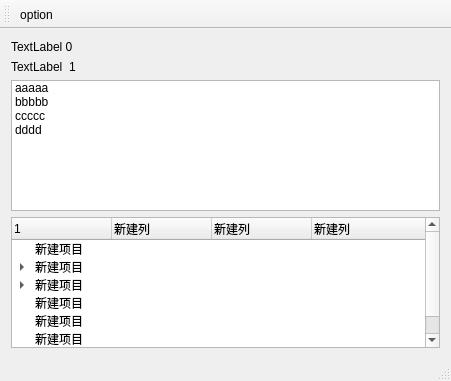
First picture: the form in App/AppOptionTest/optionmainwindow.ui, repository tiangaomingjing/ServoDriveTech, before the edit.
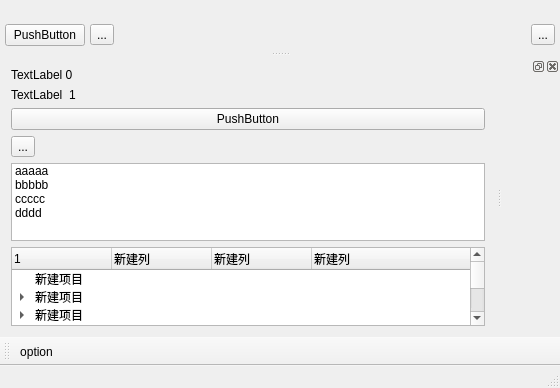
Second picture: the form after the edit.

Patch:
```diff
--- a/App/AppOptionTest/optionmainwindow.ui
+++ b/App/AppOptionTest/optionmainwindow.ui
@@ -6,8 +6,8 @@
    <rect>
     <x>0</x>
     <y>0</y>
-    <width>451</width>
-    <height>381</height>
+    <width>560</width>
+    <height>388</height>
    </rect>
   </property>
   <property name="windowTitle">
@@ -29,6 +29,20 @@
       </property>
      </widget>
     </item>
+    <item>
+     <widget class="QPushButton" name="pushButton">
+      <property name="text">
+       <string>PushButton</string>
+      </property>
+     </widget>
+    </item>
+    <item>
+     <widget class="QToolButton" name="toolButton">
+      <property name="text">
+       <string>...</string>
+      </property>
+     </widget>
+    </item>
     <item>
      <widget class="QListWidget" name="listw_main">
       <item>
@@ -151,14 +165,81 @@
   </widget>
   <widget class="QToolBar" name="mainToolBar">
    <attribute name="toolBarArea">
-    <enum>TopToolBarArea</enum>
+    <enum>BottomToolBarArea</enum>
    </attribute>
    <attribute name="toolBarBreak">
-    <bool>false</bool>
+    <bool>true</bool>
    </attribute>
    <addaction name="actionOption"/>
   </widget>
   <widget class="QStatusBar" name="statusBar"/>
+  <widget class="QDockWidget" name="dockWidget">
+   <attribute name="dockWidgetArea">
+    <number>2</number>
+   </attribute>
+   <widget class="QWidget" name="dockWidgetContents"/>
+  </widget>
+  <widget class="QDockWidget" name="dockWidget_2">
+   <property name="features">
+    <set>QDockWidget::NoDockWidgetFeatures</set>
+   </property>
+   <attribute name="dockWidgetArea">
+    <number>4</number>
+   </attribute>
+   <widget class="QWidget" name="dockWidgetContents_2">
+    <layout class="QHBoxLayout" name="horizontalLayout">
+     <property name="spacing">
+      <number>5</number>
+     </property>
+     <property name="leftMargin">
+      <number>5</number>
+     </property>
+     <property name="topMargin">
+      <number>5</number>
+     </property>
+     <property name="rightMargin">
+      <number>5</number>
+     </property>
+     <property name="bottomMargin">
+      <number>5</number>
+     </property>
+     <item>
+      <widget class="QPushButton" name="pushButton_2">
+       <property name="text">
+        <string>PushButton</string>
+       </property>
+      </widget>
+     </item>
+     <item>
+      <widget class="QToolButton" name="tbtn2">
+       <property name="text">
+        <string>...</string>
+       </property>
+      </widget>
+     </item>
+     <item>
+      <spacer name="horizontalSpacer">
+       <property name="orientation">
+        <enum>Qt::Horizontal</enum>
+       </property>
+       <property name="sizeHint" stdset="0">
+        <size>
+         <width>40</width>
+         <height>20</height>
+        </size>
+       </property>
+      </spacer>
+     </item>
+     <item>
+      <widget class="QToolButton" name="tbtn_menu">
+       <property name="text">
+        <string>...</string>
+       </property>
+      </widget>
+     </item>
+    </layout>
+   </widget>
+  </widget>
   <action name="actionOption">
    <property name="text">
     <string>option</string>
```
Left out of the diff: 2 changed lines with no effect on the pictures.
